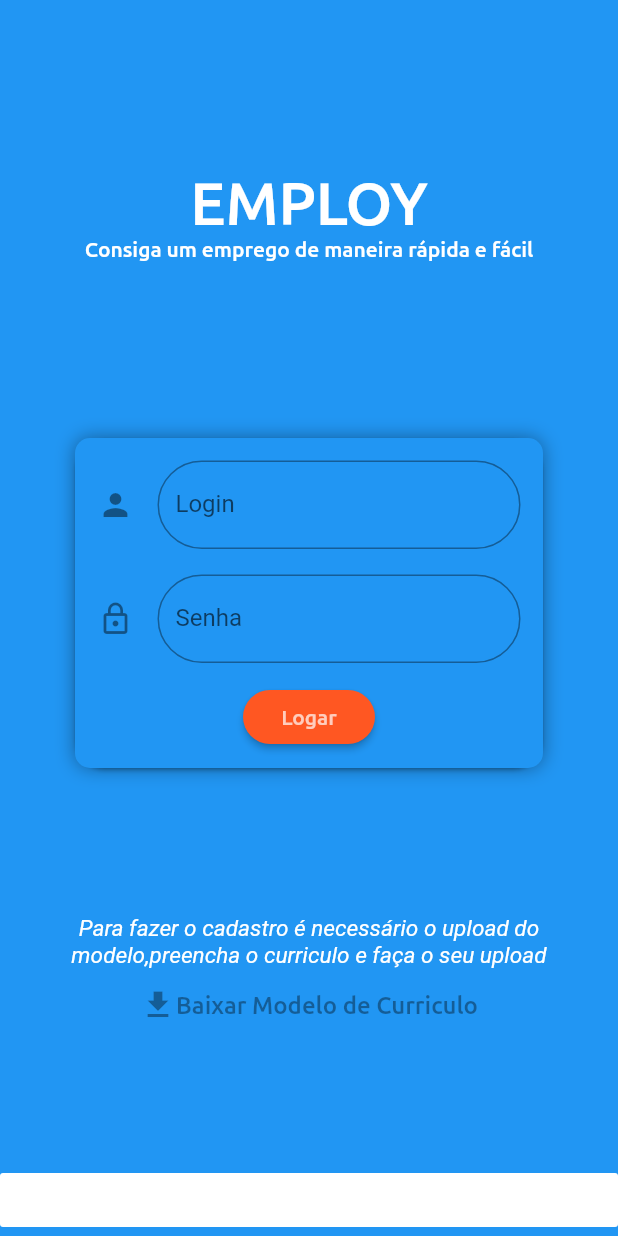
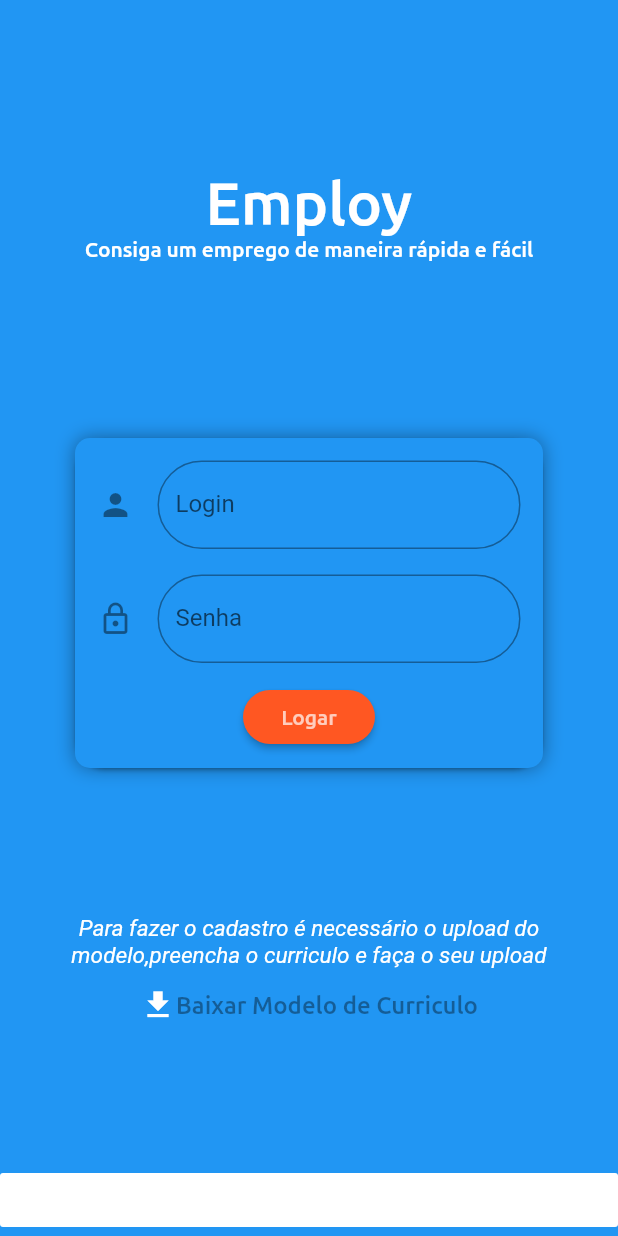
Before and after one commit to pedroelias520/Employ, a Flutter app: the LoginPage screen opened directly, on a phone screen of 412 x 824 dp. Run offline on Flutter 3.47's test engine with Material 2 defaults, Android fonts, the phone set to English and light mode, and no system bars; our stand-ins replace auto_size_text, cloud_firestore, file_picker, firebase_auth, firebase_storage, google_sign_in and 1 more; missing offline and left inert: flutter_downloader; accounts and stored records are empty; project files that could hold a hidden picture were left out.

Commit message:
upgrade: nem front end design

```diff
--- a/employ/lib/login_page.dart
+++ b/employ/lib/login_page.dart
@@ -75,7 +75,7 @@ class _LoginPageState extends State<LoginPage> {
                       child: Column(
                         children: <Widget>[
                           Text(
-                            "EMPLOY",
+                            "Employ",
                             style: TextStyle(
                                 fontFamily: 'UbuntuM',
                                 fontSize: 40,
@@ -190,7 +190,7 @@ class _LoginPageState extends State<LoginPage> {
                         children: <Widget>[
                           Icon(
                             Icons.file_download,
-                            color: Colors.black38,
+                            color: Colors.white,
                           ),
                           Text(
                             "Baixar Modelo de Curriculo",
```
